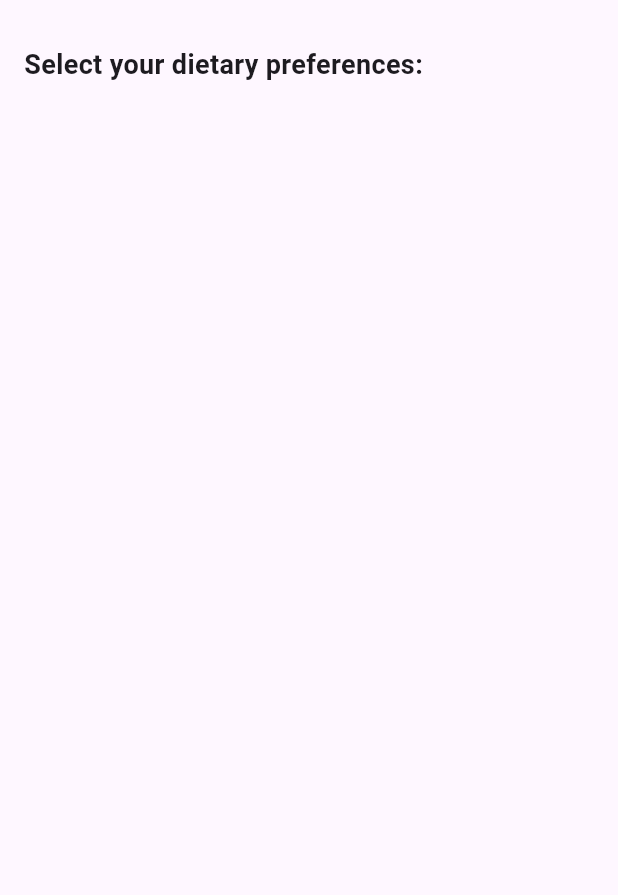
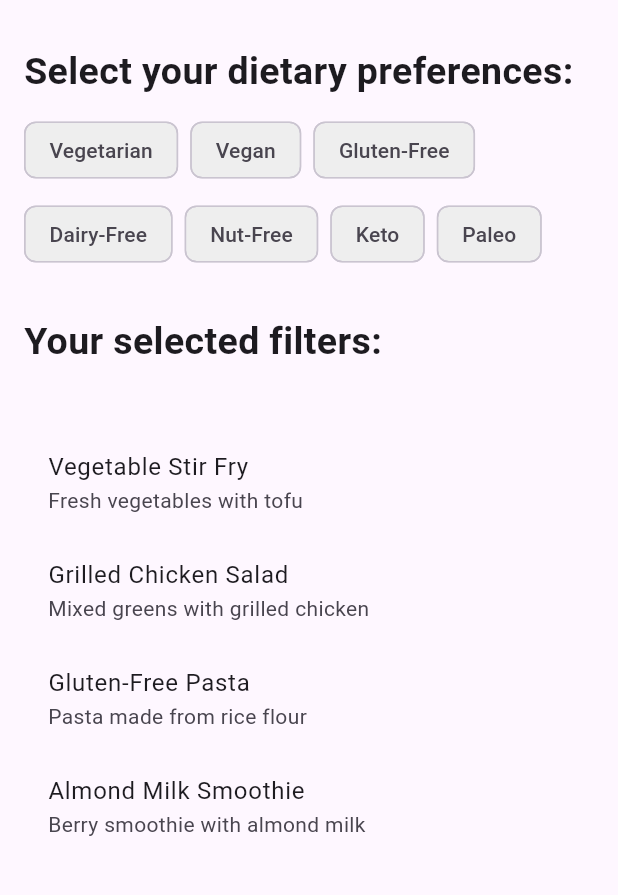
Before and after one commit to Ninette03/food_menu, a Flutter app: the screen it shows after launch, on a phone screen of 412 x 824 dp, the part 63-958 px from its top. Run offline on Flutter 3.47's test engine with Material 3 defaults, Android fonts, the phone set to English and light mode, and no system bars.

Commit message:
Filter chips implemented to filter the menu based on preference

```diff
--- a/lib/main.dart
+++ b/lib/main.dart
@@ -11,6 +11,7 @@ class FoodFilterApp extends StatelessWidget {
   Widget build(BuildContext context) {
     return MaterialApp(
       title: 'Food Filter Demo',
+      debugShowCheckedModeBanner: false,
       theme: ThemeData(primarySwatch: Colors.blue),
       home: const FoodFilterScreen(),
     );
@@ -25,6 +26,20 @@ class FoodFilterScreen extends StatefulWidget {
 }
 
 class _FoodFilterScreenState extends State<FoodFilterScreen> {
+  // List of available dietary filters
+  final List<String> _allFilters = [
+    'Vegetarian',
+    'Vegan',
+    'Gluten-Free',
+    'Dairy-Free',
+    'Nut-Free',
+    'Keto',
+    'Paleo'
+  ];
+
+  // Currently selected filters
+  final List<String> _selectedFilters = [];
+
   @override
   Widget build(BuildContext context) {
     return Scaffold(
@@ -36,14 +51,111 @@ class _FoodFilterScreenState extends State<FoodFilterScreen> {
         child: Column(
           crossAxisAlignment: CrossAxisAlignment.start,
           children: [
+            // Section title
             const Text(
               'Select your dietary preferences:',
-              style: TextStyle(fontSize: 18, fontWeight: FontWeight.bold),
+              style: TextStyle(fontSize: 25, fontWeight: FontWeight.bold),
             ),
             const SizedBox(height: 10),
+
+            // Wrap widget demonstration
+            Wrap(
+              spacing: 8.0, // Horizontal space between chips
+              runSpacing: 8.0, // Vertical space between lines
+              alignment: WrapAlignment.start, // Alignment of chips
+              children: _allFilters.map((filter) {
+                return FilterChip(
+                  label: Text(filter), // Text displayed in the chip
+                  selected: _selectedFilters.contains(filter),
+                  selectedColor: Colors.green[100], // Background color when selected
+                  backgroundColor: Colors.grey[200], // Default background color
+                  onSelected: (isSelected) {
+                    setState(() {
+                      if (isSelected) {
+                        _selectedFilters.add(filter);
+                      } else {
+                        _selectedFilters.remove(filter);
+                      }
+                    });
+                  },
+                );
+              }).toList(),
+            ),
+
+            const SizedBox(height: 30),
+
+            // Section title
+            const Text(
+              'Your selected filters:',
+              style: TextStyle(fontSize: 25, fontWeight: FontWeight.bold),
+            ),
+            const SizedBox(height: 10),
+
+            // Chip widget with delete demonstration
+            Wrap(
+              spacing: 8.0,
+              runSpacing: 8.0,
+              children: _selectedFilters.map((filter) {
+                return Chip(
+                  label: Text(filter), // Text displayed in the chip
+                  backgroundColor: Colors.green[100], // Background color
+                  deleteIcon: const Icon(Icons.close, size: 18), // Delete icon
+                  onDeleted: () { // Callback when delete is pressed
+                    setState(() {
+                      _selectedFilters.remove(filter);
+                    });
+                  },
+                );
+              }).toList(),
+            ),
+
+            const SizedBox(height: 30),
+
+            // Display filtered results
+            Expanded(
+              child: ListView(
+                children: _getFilteredFoodItems().map((item) => ListTile(
+                  title: Text(item['name']!),
+                  subtitle: Text(item['description']!),
+                )).toList(),
+              ),
+            ),
           ],
         ),
       ),
     );
   }
+
+  // Mock data filtering based on selected filters
+  List<Map<String, String>> _getFilteredFoodItems() {
+    final allItems = [
+      {
+        'name': 'Vegetable Stir Fry',
+        'description': 'Fresh vegetables with tofu',
+        'tags': 'Vegetarian,Vegan'
+      },
+      {
+        'name': 'Grilled Chicken Salad',
+        'description': 'Mixed greens with grilled chicken',
+        'tags': 'Keto,Paleo'
+      },
+      {
+        'name': 'Gluten-Free Pasta',
+        'description': 'Pasta made from rice flour',
+        'tags': 'Vegetarian,Gluten-Free'
+      },
+      {
+        'name': 'Almond Milk Smoothie',
+        'description': 'Berry smoothie with almond milk',
+        'tags': 'Vegetarian,Vegan,Dairy-Free'
+      },
+    ];
+
+    if (_selectedFilters.isEmpty) return allItems;
+
+    return allItems.where((item) {
+      final tags = item['tags']!.split(',');
+      return _selectedFilters.any((filter) => tags.contains(filter));
+    }).toList();
+  }
 }
```
